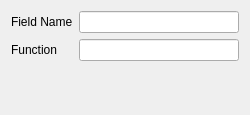
Qt form src/Mod/Fem/Gui/TaskPostCalculator.ui (marioalexis84/FreeCAD) before a commit.
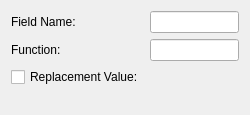
The same form after that commit. Custom widgets are drawn as their Qt base class.

Commit message: Fem: Calculator2

```diff
--- a/src/Mod/Fem/Gui/TaskPostCalculator.ui
+++ b/src/Mod/Fem/Gui/TaskPostCalculator.ui
@@ -19,7 +19,7 @@
      <item row="0" column="0">
       <widget class="QLabel" name="lbl_field_name">
        <property name="text">
-        <string>Field Name</string>
+        <string>Field Name:</string>
        </property>
       </widget>
      </item>
@@ -30,7 +30,7 @@
      <item row="1" column="0">
       <widget class="QLabel" name="lbl_function">
        <property name="text">
-        <string>Function</string>
+        <string>Function:</string>
        </property>
       </widget>
      </item>
@@ -38,8 +38,26 @@
       <widget class="QLineEdit" name="let_function">
       </widget>
      </item>
+     <item row="2" column="0">
+      <widget class="QCheckBox" name="ckb_replace_invalid">
+       <property name="text">
+        <string>Replacement Value:</string>
+       </property>
+      </widget>
+     </item>
+     <item row="2" column="1">
+      <widget class="Gui::DoubleSpinBox" name="dsb_replacement_value">
+      </widget>
+     </item>
     </layout>
    </item>
   </layout>
  </widget>
+ <customwidgets>
+  <customwidget>
+   <class>Gui::DoubleSpinBox</class>
+   <extends>QWidget</extends>
+   <header>Gui/SpinBox.h</header>
+  </customwidget>
+ </customwidgets>
 </ui>
```
The commit also changes 6 other files.
